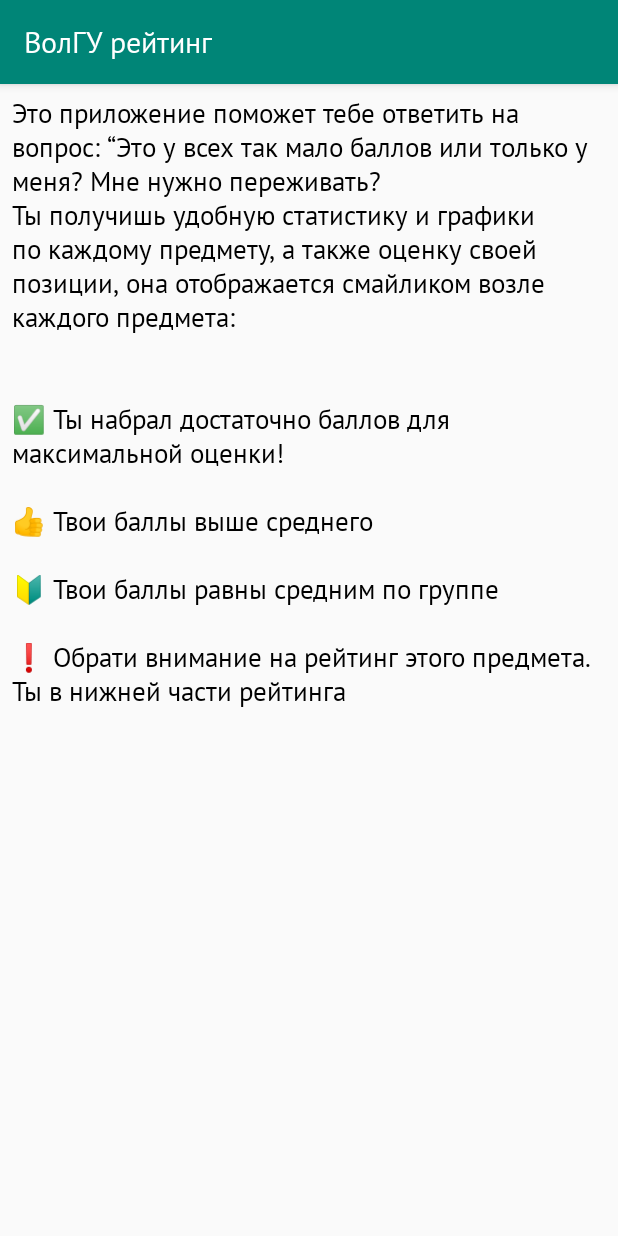
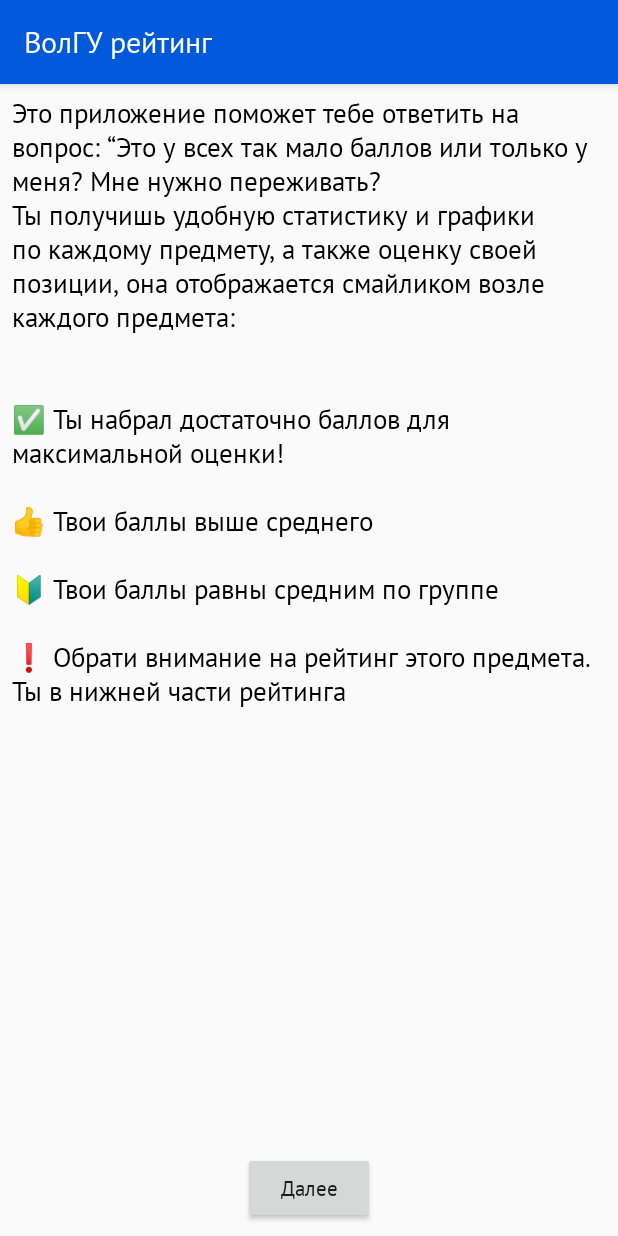
Before and after one commit to DVegasa/volsuRating, an Android app: the screen it shows after launch (MainActivity), on a phone screen of 412 x 824 dp. Run offline under Robolectric (Android 15) with nearby library versions, the phone set to English and light mode, and no system bars.

Commit message:
[+] Basic WebUrl

```diff
--- a/app/src/main/AndroidManifest.xml
+++ b/app/src/main/AndroidManifest.xml
@@ -13,7 +13,7 @@
             android:supportsRtl="true"
             android:theme="@style/AppTheme"
             tools:ignore="AllowBackup,GoogleAppIndexingWarning">
-        <activity android:name=".MainActivity">
+        <activity android:name=".screens.main.MainActivity">
             <intent-filter>
                 <action android:name="android.intent.action.MAIN" />
 
--- /dev/null
+++ b/app/src/main/java/io/github/dvegasa/volsurating/screens/main/MainActivity.kt
@@ -0,0 +1,35 @@
+package io.github.dvegasa.volsurating.screens.main
+
+import android.os.Bundle
+import androidx.appcompat.app.AppCompatActivity
+import io.github.dvegasa.volsurating.R
+import kotlinx.android.synthetic.main.activity_main.*
+
+class MainActivity : AppCompatActivity(), ZachetkaPickerFragment.OnFragmentInteractionListener {
+
+    private val zachetkaPickerFragment = ZachetkaPickerFragment()
+
+    override fun onCreate(savedInstanceState: Bundle?) {
+        super.onCreate(savedInstanceState)
+        setContentView(R.layout.activity_main)
+
+        btnNext.setOnClickListener {
+            openZachetkaPicker()
+        }
+    }
+
+    private fun openZachetkaPicker() {
+        supportFragmentManager.beginTransaction().apply {
+            add(android.R.id.content, zachetkaPickerFragment)
+            addToBackStack(null)
+            commit()
+        }
+    }
+
+    override fun onZachetkaPicked(url: String) {
+        supportFragmentManager.beginTransaction().apply {
+            remove(zachetkaPickerFragment)
+            commit()
+        }
+    }
+}
--- a/app/src/main/res/layout/activity_main.xml
+++ b/app/src/main/res/layout/activity_main.xml
@@ -4,7 +4,7 @@
         xmlns:tools="http://schemas.android.com/tools"
         android:layout_width="match_parent"
         android:layout_height="match_parent"
-        tools:context=".MainActivity">
+        tools:context=".screens.main.MainActivity">
 
     <TextView
             android:id="@+id/textView"
@@ -17,4 +17,15 @@
             android:textColor="#000"
             android:textSize="18sp"
             android:layout_margin="8dp"/>
+
+    <Button
+            style="@style/AppTheme.ButtonSmall"
+            android:id="@+id/btnNext"
+            android:layout_width="wrap_content"
+            android:layout_height="wrap_content"
+            app:layout_constraintBottom_toBottomOf="parent"
+            app:layout_constraintEnd_toEndOf="parent"
+            app:layout_constraintStart_toStartOf="parent"
+            android:layout_margin="8dp"
+            android:text="@string/welcome_btnNext"/>
 </androidx.constraintlayout.widget.ConstraintLayout>
--- a/app/src/main/res/values/colors.xml
+++ b/app/src/main/res/values/colors.xml
@@ -1,6 +1,8 @@
 <?xml version="1.0" encoding="utf-8"?>
 <resources>
-    <color name="colorPrimary">#008577</color>
-    <color name="colorPrimaryDark">#00574B</color>
+    <color name="colorPrimary">#0058DB</color>
+    <color name="colorPrimaryDark">#094AAD</color>
     <color name="colorAccent">#D81B60</color>
+
+    <color name="colorBackground">#FFFFFf</color>
 </resources>
--- a/app/src/main/res/values/strings.xml
+++ b/app/src/main/res/values/strings.xml
@@ -6,4 +6,8 @@
 🔰 Твои баллы равны средним по группе\n
 ❗ Обрати внимание на рейтинг этого предмета. Ты в нижней части рейтинга\n
 </string>
+    <string name="welcome_btnNext">Далее</string>
+
+    <!-- TODO: Remove or change this placeholder text -->
+    <string name="hello_blank_fragment">Hello blank fragment</string>
 </resources>
--- a/app/src/main/res/values/styles.xml
+++ b/app/src/main/res/values/styles.xml
@@ -11,4 +11,8 @@
         <item name="android:fontFamily">@font/ptsans</item>
     </style>
 
+    <style name="AppTheme.ButtonSmall">
+
+    </style>
+
 </resources>
```
Also changed, not shown: app/src/main/java/io/github/dvegasa/volsurating/screens/main/ZachetkaPickerFragment.kt (added, +61 -0 lines), app/src/main/res/layout/fragment_zachetka_picker.xml (added, +26 -0 lines).
